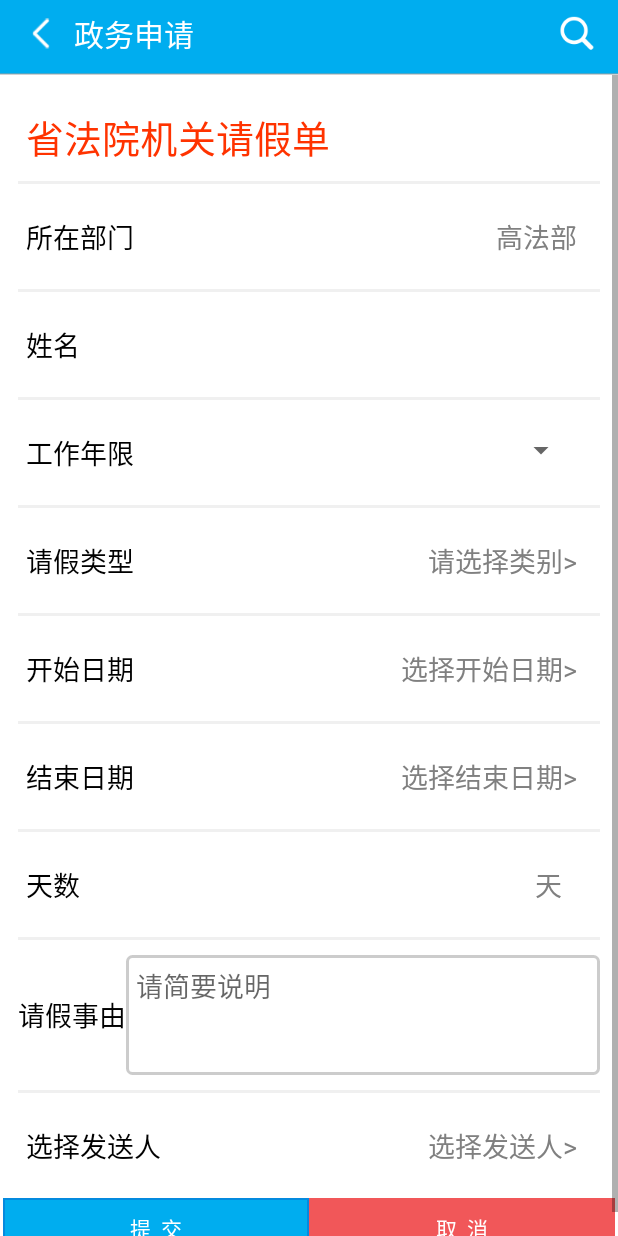
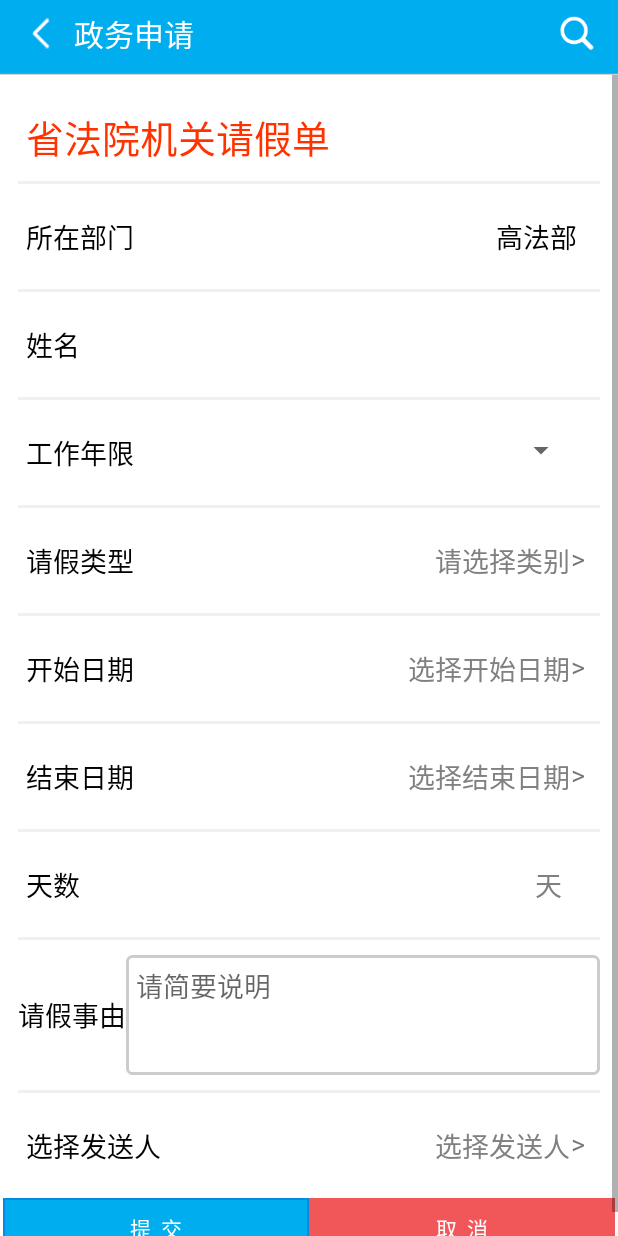
Before and after one commit to hostgithub/OaSystem, an Android app: the ZwsqSubmitActivity screen opened directly, with no data from a screen before it, on a phone screen of 412 x 824 dp. Run offline under Robolectric (Android 15) with nearby library versions, the phone set to English and light mode, and no system bars; our stand-ins replace ButterKnife.

```diff
--- a/app/src/main/res/layout/activity_zwsq_submit.xml
+++ b/app/src/main/res/layout/activity_zwsq_submit.xml
@@ -39,10 +39,10 @@
                     android:layout_width="match_parent" android:background="@drawable/spinner"
                     android:layout_height="40dp" android:layout_marginTop="10dp"/>
                 <TextView android:id="@+id/tv_bumen"
-                    android:layout_width="wrap_content" android:textColor="@color/huise_text_color"
+                    android:layout_width="wrap_content"
                     android:layout_height="wrap_content" android:layout_alignParentRight="true"
                     android:text="高法部" android:layout_marginRight="15dp"
-                    android:textSize="18sp"/>
+                    android:textColor="#000" android:textSize="18sp"/>
             </RelativeLayout>
 
             <View android:background="@color/WhiteSmoke"
@@ -58,10 +58,10 @@
                     android:layout_height="wrap_content"  android:textSize="18sp"
                     android:textColor="#000" android:layout_marginLeft="5dp"/>
                 <TextView android:id="@+id/tv_username"
-                    android:layout_width="wrap_content" android:textColor="@color/huise_text_color"
+                    android:layout_width="wrap_content"
                     android:layout_height="wrap_content" android:layout_alignParentRight="true"
                     android:text="xxx" android:layout_marginRight="15dp"
-                    android:textSize="18sp"/>
+                    android:textSize="18sp" android:textColor="#000"/>
             </RelativeLayout>
 
             <View android:background="@color/WhiteSmoke"
@@ -77,7 +77,7 @@
                     android:layout_height="wrap_content"  android:textSize="18sp"
                     android:textColor="#000" android:layout_marginLeft="5dp"/>
                 <Spinner android:id="@+id/edt_work_years"
-                    android:layout_width="wrap_content" android:textColor="@color/huise_text_color"
+                    android:layout_width="wrap_content" android:textColor="@color/black_text_color"
                     android:layout_height="wrap_content" android:layout_alignParentRight="true"
                     android:text="xxx" android:layout_marginRight="15dp"
                     android:textSize="18sp"/>
@@ -96,10 +96,15 @@
                     android:layout_height="wrap_content"  android:textSize="18sp"
                     android:textColor="#000" android:layout_marginLeft="5dp"/>
                 <TextView android:id="@+id/tv_kind"
-                    android:layout_width="wrap_content" android:textColor="@color/huise_text_color"
+                    android:layout_width="wrap_content" android:textColor="@color/black_text_color"
                     android:layout_height="wrap_content" android:layout_alignParentRight="true"
-                    android:hint="请选择类别>"
-                    android:textSize="18sp" android:textColorHint="@color/huise_text_color" android:layout_marginRight="15dp" />
+                    android:hint="请选择类别"  android:layout_marginRight="20dp"
+                    android:gravity="right"
+                    android:textSize="18sp" android:textColorHint="@color/huise_text_color"  />
+                <TextView
+                    android:layout_width="wrap_content" android:text=">"
+                    android:layout_marginRight="10dp" android:textSize="18sp"
+                    android:layout_height="wrap_content" android:layout_alignParentRight="true"/>
             </RelativeLayout>
             <View android:background="@color/WhiteSmoke"
                 android:layout_width="match_parent"
@@ -115,10 +120,15 @@
                     android:layout_height="wrap_content"  android:textSize="18sp"
                     android:textColor="#000" android:layout_marginLeft="5dp"/>
                 <TextView android:id="@+id/start"
-                    android:layout_width="wrap_content" android:textColor="@color/huise_text_color"
+                    android:layout_width="wrap_content" android:textColor="@color/black_text_color"
                     android:layout_height="wrap_content" android:layout_alignParentRight="true"
-                    android:layout_marginRight="15dp" android:hint="选择开始日期>"
+                    android:layout_marginRight="20dp"
+                    android:gravity="right" android:hint="选择开始日期"
                     android:textSize="18sp" android:textColorHint="@color/huise_text_color"/>
+                <TextView
+                    android:layout_width="wrap_content" android:text=">"
+                    android:layout_marginRight="10dp" android:textSize="18sp"
+                    android:layout_height="wrap_content" android:layout_alignParentRight="true"/>
             </RelativeLayout>
             <View android:background="@color/WhiteSmoke"
                 android:layout_width="match_parent"
@@ -132,10 +142,15 @@
                     android:layout_height="wrap_content"  android:textSize="18sp"
                     android:textColor="#000" android:layout_marginLeft="5dp"/>
                 <TextView android:id="@+id/stop"
-                    android:layout_width="wrap_content" android:textColor="@color/huise_text_color"
+                    android:layout_width="wrap_content" android:textColor="@color/black_text_color"
                     android:layout_height="wrap_content" android:layout_alignParentRight="true"
-                    android:layout_marginRight="15dp" android:hint="选择结束日期>"
+                    android:layout_marginRight="20dp"
+                    android:gravity="right" android:hint="选择结束日期"
                     android:textSize="18sp" android:textColorHint="@color/huise_text_color"/>
+                <TextView
+                    android:layout_width="wrap_content" android:text=">"
+                    android:layout_marginRight="10dp" android:textSize="18sp"
+                    android:layout_height="wrap_content" android:layout_alignParentRight="true"/>
             </RelativeLayout>
             <View android:background="@color/WhiteSmoke"
                 android:layout_width="match_parent"
@@ -150,10 +165,10 @@
                     android:layout_height="wrap_content"  android:textSize="18sp"
                     android:textColor="#000" android:layout_marginLeft="5dp"/>
                 <TextView android:id="@+id/day_number"
-                    android:layout_width="wrap_content" android:textColor="@color/huise_text_color"
+                    android:layout_width="wrap_content" android:textColor="@color/black_text_color"
                     android:layout_height="wrap_content" android:layout_alignParentRight="true"
                     android:layout_marginRight="25dp" android:textSize="18sp"
-                    android:text="天"/>
+                    android:hint="天" android:textColorHint="@color/huise_text_color"/>
             </RelativeLayout>
             <View android:background="@color/WhiteSmoke"
                 android:layout_width="match_parent"
@@ -174,6 +189,7 @@
                     android:layout_width="match_parent"
                     android:layout_height="80dp"
                     android:background="@drawable/editshape"
+                    android:textColor="@color/black_text_color"
                     android:gravity="left|top" android:hint="请简要说明"
                     android:imeOptions="actionDone" />
             </LinearLayout>
@@ -190,11 +206,15 @@
                     android:layout_height="wrap_content"  android:textSize="18sp"
                     android:textColor="#000" android:layout_marginLeft="5dp"/>
                 <TextView android:id="@+id/tv_send_person"
-                    android:layout_width="wrap_content" android:textColor="@color/huise_text_color"
+                    android:layout_width="wrap_content" android:textColor="@color/black_text_color"
                     android:layout_height="wrap_content" android:layout_alignParentRight="true"
-                    android:layout_marginRight="15dp"
-                    android:hint="选择发送人>"
+                    android:layout_marginRight="20dp"
+                    android:gravity="right" android:hint="选择发送人"
                     android:textSize="18sp" android:textColorHint="@color/huise_text_color"/>
+                <TextView
+                    android:layout_width="wrap_content" android:text=">"
+                    android:layout_marginRight="10dp" android:textSize="18sp"
+                    android:layout_height="wrap_content" android:layout_alignParentRight="true"/>
             </RelativeLayout>
         </LinearLayout>
 
```
